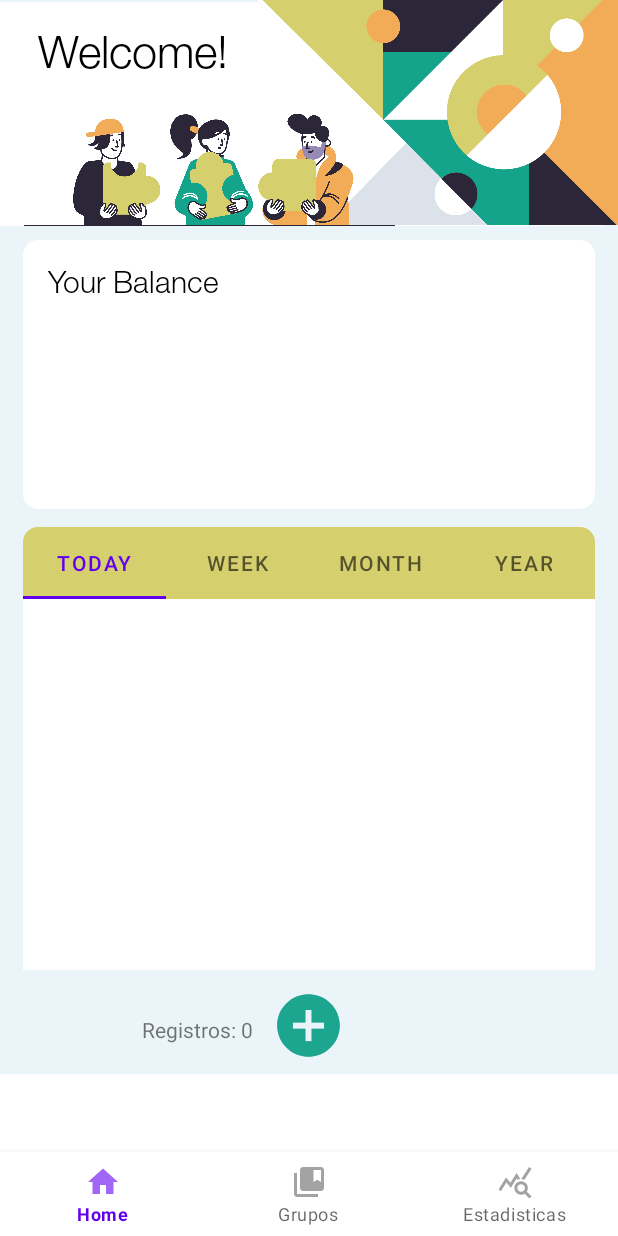
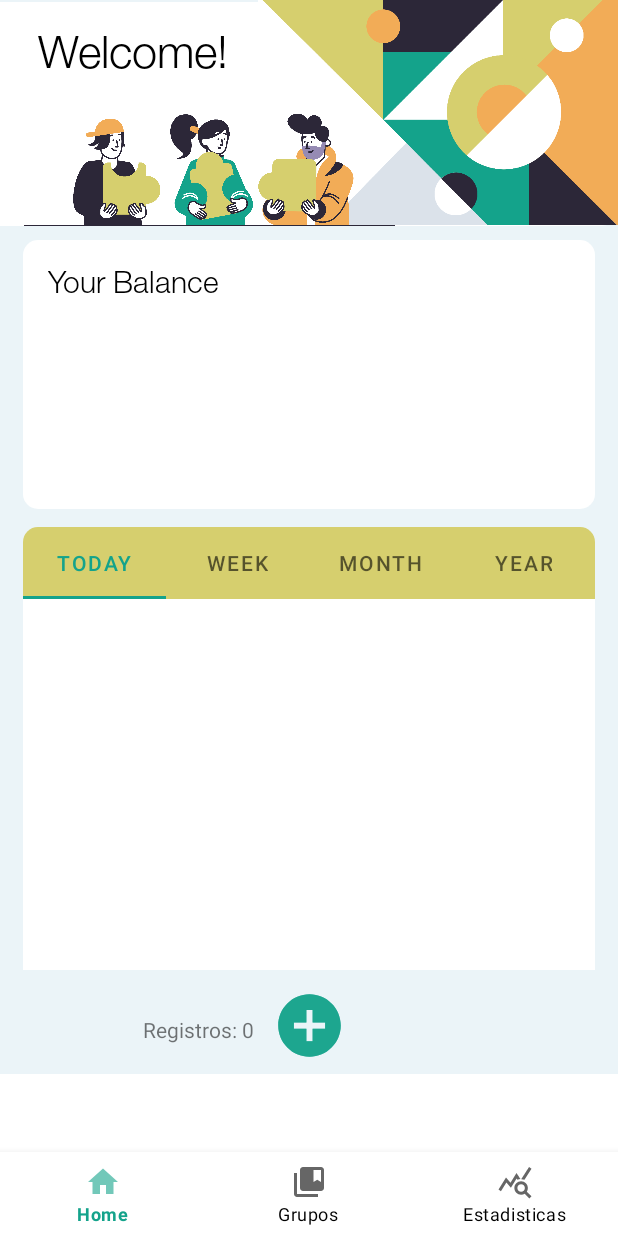
Before and after one commit to alejandroat99/ControlGastosLight, an Android app: the screen it shows after launch (MainActivity), on a phone screen of 412 x 824 dp. Run offline under Robolectric (Android 15) with nearby library versions, the phone set to English and light mode, and no system bars; our stand-ins replace Room's generated code, navigation-ui.

Commit message:
Añadida scroll view y cambiados colores.

```diff
--- a/app/src/main/java/com/example/controlgastoslight/EstadisticasDataFragment.java
+++ b/app/src/main/java/com/example/controlgastoslight/EstadisticasDataFragment.java
@@ -113,7 +113,7 @@ public class EstadisticasDataFragment extends Fragment {
      * @param registros
      */
     private void load_graphs(LinearLayout linear_layout, List<Registro> registros) {
-        if (registros.size() > 0) {
+        if (registros != null && registros.size() > 0) {
             load_chart_resume(linear_layout, registros);
             load_piechart_porcentajes(linear_layout, registros);
             load_linechart_balance(linear_layout, registros);
--- /dev/null
+++ b/app/src/main/res/color/bottom_nav_color.xml
@@ -0,0 +1,5 @@
+<?xml version="1.0" encoding="utf-8"?>
+<selector xmlns:android="http://schemas.android.com/apk/res/android">
+    <item android:state_checked="true" android:color="@color/p_verde" />
+    <item android:state_checked="false" android:color="@color/black"/>
+</selector>
--- a/app/src/main/res/layout/activity_main.xml
+++ b/app/src/main/res/layout/activity_main.xml
@@ -10,10 +10,13 @@
         android:id="@+id/navigation_view"
         android:layout_width="match_parent"
         android:layout_height="wrap_content"
+        app:itemRippleColor="@color/p_verde"
+        app:itemTextColor="@color/bottom_nav_color"
         app:layout_constraintBottom_toBottomOf="parent"
         app:layout_constraintEnd_toEndOf="parent"
         app:layout_constraintStart_toStartOf="parent"
-        app:menu="@menu/menu_bottom"/>
+        app:menu="@menu/menu_bottom"
+        app:itemIconTint="@color/bottom_nav_color"/>
 
     <fragment
         android:id="@+id/host_fragment"
--- a/app/src/main/res/layout/fragment_home.xml
+++ b/app/src/main/res/layout/fragment_home.xml
@@ -35,13 +35,13 @@
                 android:layout_width="50dp"
                 android:layout_height="50dp"
                 android:layout_marginTop="12dp"
-                android:layout_marginEnd="181dp"
                 android:layout_marginBottom="7dp"
                 android:background="@drawable/ic_add"
                 android:scaleType="fitXY"
                 android:src="@drawable/ic_add"
                 app:layout_constraintBottom_toBottomOf="parent"
                 app:layout_constraintEnd_toEndOf="parent"
+                app:layout_constraintStart_toStartOf="parent"
                 app:layout_constraintTop_toBottomOf="@+id/viewPager" />
 
             <TextView
@@ -64,7 +64,9 @@
                 android:background="@drawable/panel_color_medio"
                 app:layout_constraintEnd_toEndOf="parent"
                 app:layout_constraintStart_toStartOf="parent"
-                app:layout_constraintTop_toBottomOf="@+id/view4">
+                app:layout_constraintTop_toBottomOf="@+id/view4"
+                app:tabIndicatorColor="@color/p_verde"
+                app:tabSelectedTextColor="@color/p_verde">
 
                 <com.google.android.material.tabs.TabItem
                     android:id="@+id/tabToday"
```
Also changed, not shown: app/src/main/res/layout/fragment_estadisticas.xml (+5 -2 lines).
